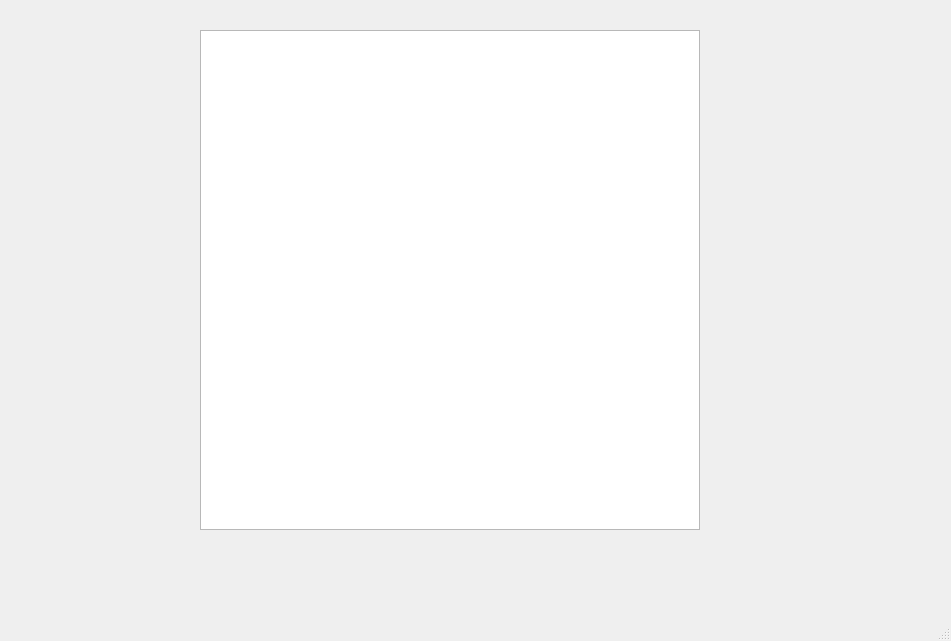
SSharroufna/CardMatchingGame, file mainwindow.ui: the form before one commit.
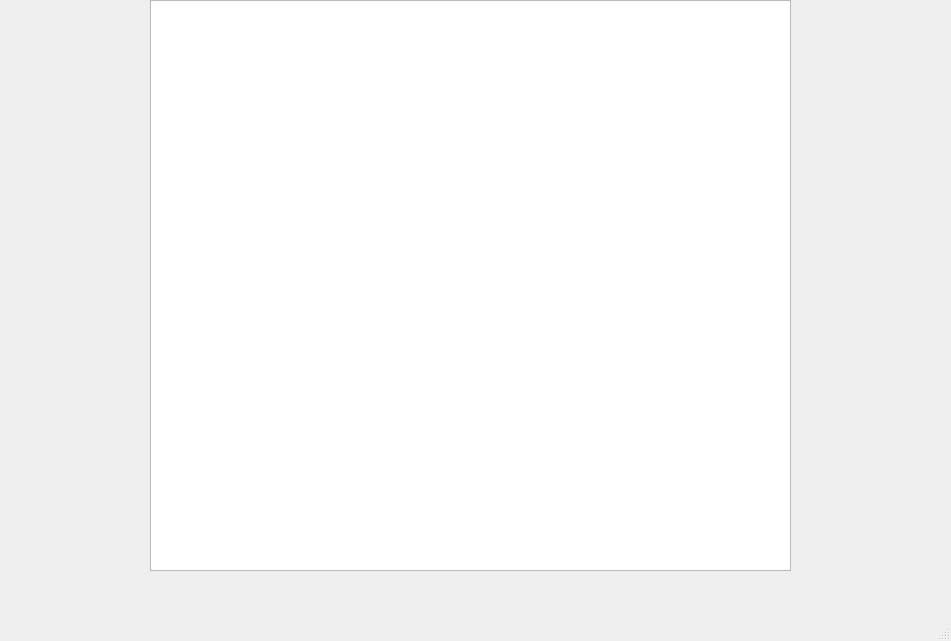
The form after the commit.

```diff
--- a/mainwindow.ui
+++ b/mainwindow.ui
@@ -17,10 +17,10 @@
    <widget class="QGraphicsView" name="scene">
     <property name="geometry">
      <rect>
-      <x>200</x>
-      <y>30</y>
-      <width>500</width>
-      <height>500</height>
+      <x>150</x>
+      <y>0</y>
+      <width>641</width>
+      <height>571</height>
      </rect>
     </property>
    </widget>
```
Left out of the diff: 2 changed lines with no effect on the pictures.
